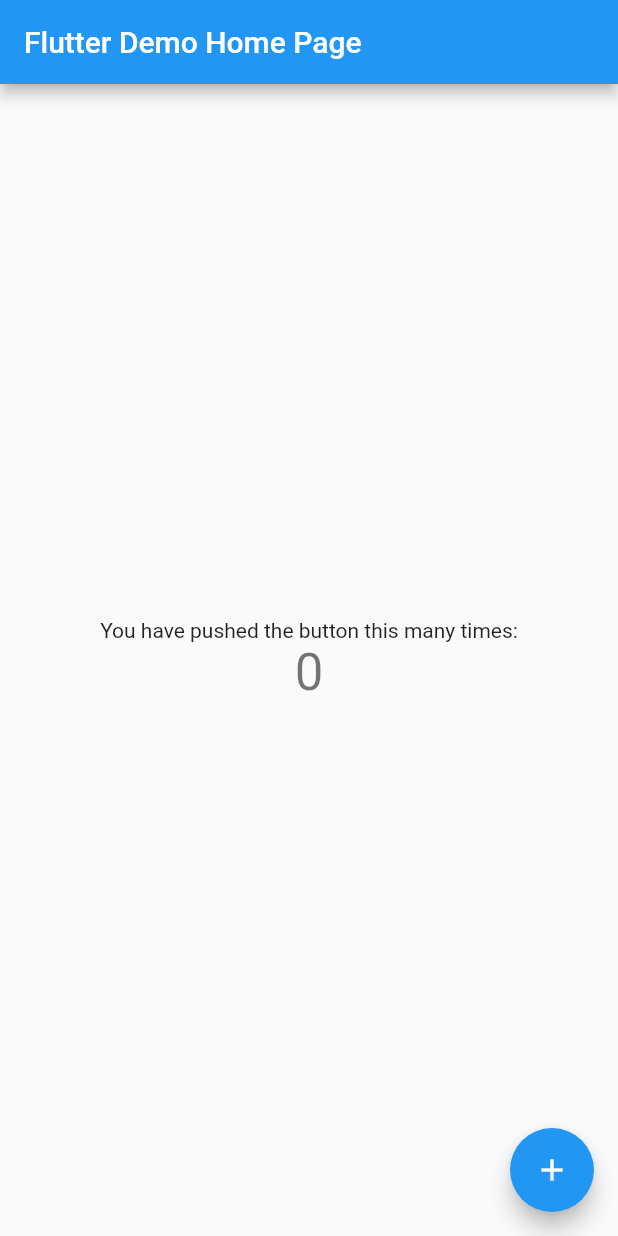
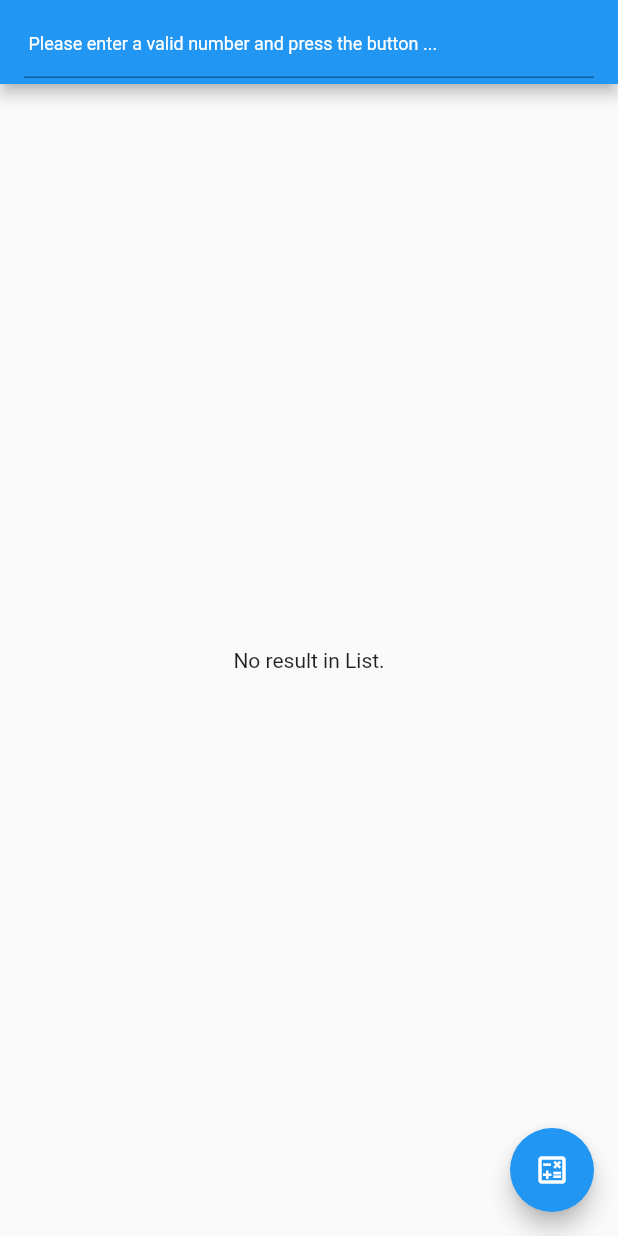
Before and after one commit to siavashmirzaeifard/fibonacci, a Flutter app: the screen it shows after launch, on a phone screen of 412 x 824 dp. Run offline on Flutter 3.47's test engine with Material 2 defaults, Android fonts, the phone set to English and light mode, and no system bars; our stand-ins replace sqflite; accounts and stored records are empty.

Commit message:
lastCommit
Fibonacci sample application with SQFLite database.

```diff
--- a/lib/main.dart
+++ b/lib/main.dart
@@ -1,115 +1,201 @@
+import 'dart:async';
+import 'dart:io';
+
+import 'package:flutter/services.dart';
+import 'package:path/path.dart';
+import 'package:path_provider/path_provider.dart';
 import 'package:flutter/material.dart';
+import 'package:intl/intl.dart';
+import 'package:sqflite/sqflite.dart';
 
-void main() {
-  runApp(const MyApp());
+void main() async {
+  WidgetsFlutterBinding.ensureInitialized();
+  await SystemChrome.setPreferredOrientations([
+    DeviceOrientation.portraitUp,
+    DeviceOrientation.portraitDown,
+  ]);
+  runApp(const FibonacciApplication());
 }
 
-class MyApp extends StatelessWidget {
-  const MyApp({Key? key}) : super(key: key);
+class FibonacciApplication extends StatelessWidget {
+  const FibonacciApplication({Key? key}) : super(key: key);
 
-  // This widget is the root of your application.
   @override
   Widget build(BuildContext context) {
     return MaterialApp(
+      debugShowCheckedModeBanner: false,
       title: 'Flutter Demo',
       theme: ThemeData(
-        // This is the theme of your application.
-        //
-        // Try running your application with "flutter run". You'll see the
-        // application has a blue toolbar. Then, without quitting the app, try
-        // changing the primarySwatch below to Colors.green and then invoke
-        // "hot reload" (press "r" in the console where you ran "flutter run",
-        // or simply save your changes to "hot reload" in a Flutter IDE).
-        // Notice that the counter didn't reset back to zero; the application
-        // is not restarted.
         primarySwatch: Colors.blue,
       ),
-      home: const MyHomePage(title: 'Flutter Demo Home Page'),
+      home: const HomePage(),
     );
   }
 }
 
-class MyHomePage extends StatefulWidget {
-  const MyHomePage({Key? key, required this.title}) : super(key: key);
-
-  // This widget is the home page of your application. It is stateful, meaning
-  // that it has a State object (defined below) that contains fields that affect
-  // how it looks.
-
-  // This class is the configuration for the state. It holds the values (in this
-  // case the title) provided by the parent (in this case the App widget) and
-  // used by the build method of the State. Fields in a Widget subclass are
-  // always marked "final".
-
-  final String title;
+class HomePage extends StatefulWidget {
+  const HomePage({Key? key}) : super(key: key);
 
   @override
-  State<MyHomePage> createState() => _MyHomePageState();
+  State<HomePage> createState() => _HomePageState();
 }
 
-class _MyHomePageState extends State<MyHomePage> {
-  int _counter = 0;
+class _HomePageState extends State<HomePage> {
+  final GlobalKey<FormState> _formKey = GlobalKey<FormState>();
 
-  void _incrementCounter() {
-    setState(() {
-      // This call to setState tells the Flutter framework that something has
-      // changed in this State, which causes it to rerun the build method below
-      // so that the display can reflect the updated values. If we changed
-      // _counter without calling setState(), then the build method would not be
-      // called again, and so nothing would appear to happen.
-      _counter++;
-    });
+  late final TextEditingController _fibonacciLengthController;
+
+  DateTime now = DateTime.now();
+
+  String? formattedDate;
+
+  @override
+  void initState() {
+    _fibonacciLengthController = TextEditingController();
+    formattedDate = DateFormat("d MMM yyyy").format(now);
+    super.initState();
   }
 
   @override
-  Widget build(BuildContext context) {
-    // This method is rerun every time setState is called, for instance as done
-    // by the _incrementCounter method above.
-    //
-    // The Flutter framework has been optimized to make rerunning build methods
-    // fast, so that you can just rebuild anything that needs updating rather
-    // than having to individually change instances of widgets.
-    return Scaffold(
-      appBar: AppBar(
-        // Here we take the value from the MyHomePage object that was created by
-        // the App.build method, and use it to set our appbar title.
-        title: Text(widget.title),
-      ),
-      body: Center(
-        // Center is a layout widget. It takes a single child and positions it
-        // in the middle of the parent.
-        child: Column(
-          // Column is also a layout widget. It takes a list of children and
-          // arranges them vertically. By default, it sizes itself to fit its
-          // children horizontally, and tries to be as tall as its parent.
-          //
-          // Invoke "debug painting" (press "p" in the console, choose the
-          // "Toggle Debug Paint" action from the Flutter Inspector in Android
-          // Studio, or the "Toggle Debug Paint" command in Visual Studio Code)
-          // to see the wireframe for each widget.
-          //
-          // Column has various properties to control how it sizes itself and
-          // how it positions its children. Here we use mainAxisAlignment to
-          // center the children vertically; the main axis here is the vertical
-          // axis because Columns are vertical (the cross axis would be
-          // horizontal).
-          mainAxisAlignment: MainAxisAlignment.center,
-          children: <Widget>[
-            const Text(
-              'You have pushed the button this many times:',
+  void dispose() {
+    _fibonacciLengthController.dispose();
+    super.dispose();
+  }
+
+  @override
+  Widget build(BuildContext context) => Scaffold(
+        appBar: AppBar(
+          title: Form(
+            key: _formKey,
+            child: TextFormField(
+              controller: _fibonacciLengthController,
+              keyboardType: TextInputType.number,
+              validator: (value) {
+                if (value == null || value.isEmpty) {
+                  return "Please enter a number";
+                }
+                return null;
+              },
+              decoration: const InputDecoration(
+                  hintText: " Please enter a valid number and press the button ...",
+                  hintStyle: TextStyle(
+                    color: Colors.white,
+                    fontSize: 12,
+                  )),
             ),
-            Text(
-              '$_counter',
-              style: Theme.of(context).textTheme.headline4,
-            ),
-          ],
+          ),
         ),
-      ),
-      floatingActionButton: FloatingActionButton(
-        onPressed: _incrementCounter,
-        tooltip: 'Increment',
-        child: const Icon(Icons.add),
-      ), // This trailing comma makes auto-formatting nicer for build methods.
+        body: SafeArea(
+          child: FutureBuilder<List<FibonacciModel>>(
+              future: DatabaseHelper._instance.fetchAll(),
+              builder: (BuildContext context, AsyncSnapshot<List<FibonacciModel>> snapshot) {
+                if (!snapshot.hasData) {
+                  return const Center(child: Text("Loading ..."));
+                }
+                return snapshot.data!.isEmpty
+                    ? const Center(child: Text('No result in List.'))
+                    : ListView(
+                        children: snapshot.data!.map((element) {
+                          return ListTile(
+                            title: Text("${element.id} -   ${element.result.toString()}"),
+                            trailing: Text(element.time),
+                          );
+                        }).toList(),
+                      );
+              }),
+        ),
+        floatingActionButton: FloatingActionButton(
+          child: const Icon(Icons.calculate_outlined),
+          onPressed: () async {
+            if (_formKey.currentState!.validate()) {
+              int firstNumber = 0, secondNumber = 1, nextNumber = 0;
+              for (int i = 3; i <= int.parse(_fibonacciLengthController.text); i++) {
+                nextNumber = firstNumber + secondNumber;
+                firstNumber = secondNumber;
+                secondNumber = nextNumber;
+              }
+              await DatabaseHelper._instance
+                  .insert(FibonacciModel(result: nextNumber.toString(), time: formattedDate!));
+              setState(() {
+                _fibonacciLengthController.clear();
+              });
+            }
+          },
+        ),
+      );
+}
+
+class FibonacciModel {
+  final int? id;
+  final String? result;
+  final String time;
+
+  const FibonacciModel({
+    this.id,
+    required this.result,
+    required this.time,
+  });
+
+  factory FibonacciModel.fromMap(Map<String, dynamic> json) => FibonacciModel(
+        id: json["id"],
+        result: json["result"],
+        time: json["time"],
+      );
+
+  Map<String, dynamic> toMap() {
+    return {
+      "id": id,
+      "result": result,
+      "time": time,
+    };
+  }
+}
+
+class DatabaseHelper {
+  DatabaseHelper._();
+  static final DatabaseHelper _instance = DatabaseHelper._();
+
+  static const _dbName = "fibonacci.db";
+  static const _dbVersion = 1;
+  static const _tableName = "fibonacci";
+  static const columnId = "id";
+  static const columnResult = "result";
+  static const columnTime = "time";
+
+  static Database? _db;
+
+  Future<Database> get database async => _db ?? await _initiateDb();
+
+  _initiateDb() async {
+    Directory directory = await getApplicationDocumentsDirectory();
+    String path = join(directory.path, _dbName);
+    return await openDatabase(
+      path,
+      version: _dbVersion,
+      onCreate: _onCreate,
     );
   }
+
+  Future _onCreate(Database db, int version) {
+    return db.execute('''
+      CREATE TABLE $_tableName(
+      $columnId INTEGER PRIMARY KEY,
+      $columnResult TEXT NOT NULL,
+      $columnTime TEXT NOT NULL
+      )
+      ''');
+  }
+
+  Future<int> insert(FibonacciModel model) async {
+    Database db = await _instance.database;
+    return await db.insert(_tableName, model.toMap());
+  }
+
+  Future<List<FibonacciModel>> fetchAll() async {
+    Database db = await _instance.database;
+    var result = await db.query(_tableName, orderBy: "id");
+    List<FibonacciModel> resultList =
+        result.isNotEmpty ? result.map((element) => FibonacciModel.fromMap(element)).toList() : [];
+    return resultList;
+  }
 }
--- a/pubspec.yaml
+++ b/pubspec.yaml
@@ -34,6 +34,11 @@ dependencies:
   # The following adds the Cupertino Icons font to your application.
   # Use with the CupertinoIcons class for iOS style icons.
   cupertino_icons: ^1.0.2
+  intl: ^0.17.0
+  sqflite: ^2.0.2
+  path: ^1.8.0
+  path_provider: ^2.0.9
+  flutter_bloc: ^8.0.1
 
 dev_dependencies:
   flutter_test:
```
Also changed, not shown: 8 other files.
